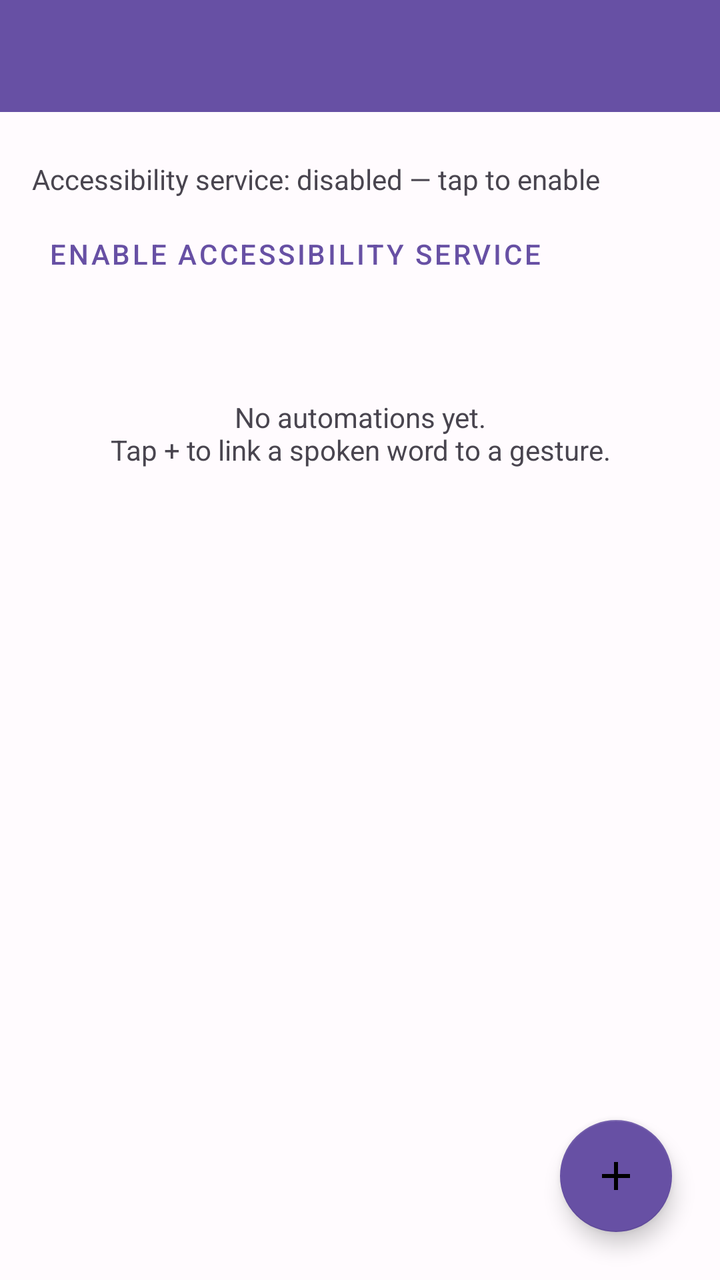
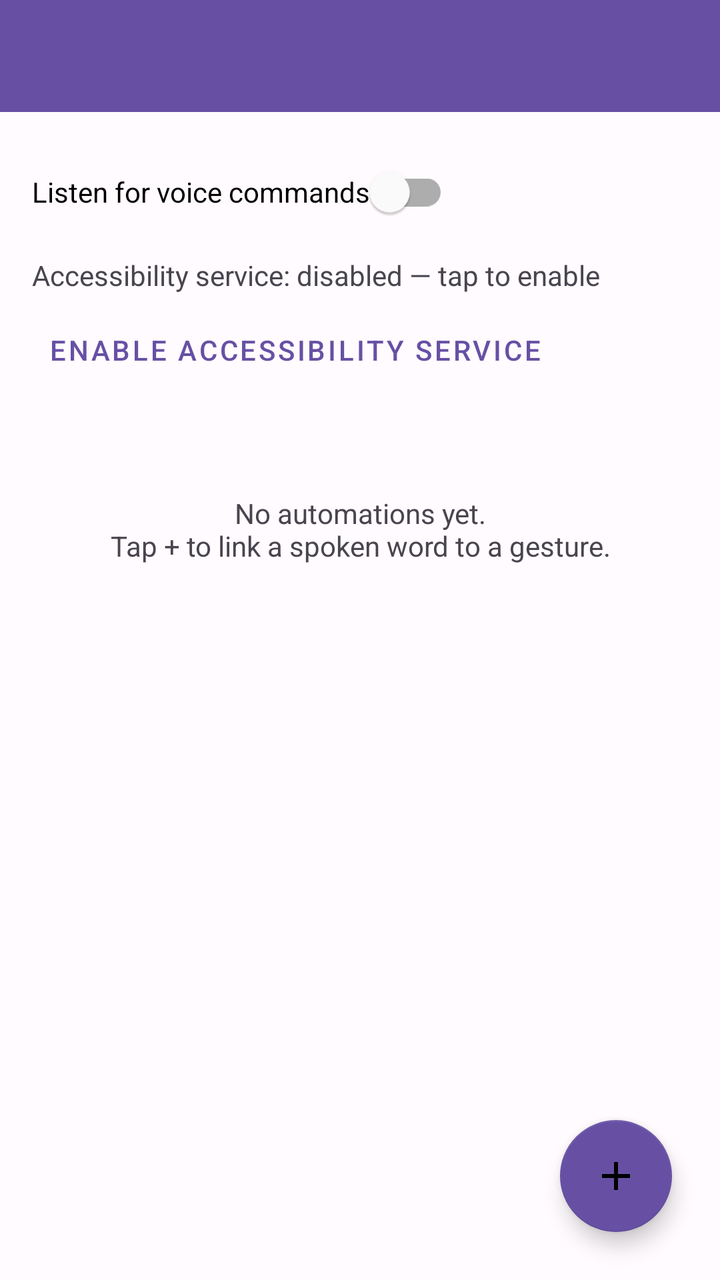

Screens rendered from an Android XML layout before and after an edit, with the pre-edit source and the edit as a unified diff.
<!-- AndroidManifest.xml: application theme Theme.VoiceGesture -->
<!-- res/layout/activity_main.xml -->
<?xml version="1.0" encoding="utf-8"?>
<androidx.coordinatorlayout.widget.CoordinatorLayout xmlns:android="http://schemas.android.com/apk/res/android"
    xmlns:app="http://schemas.android.com/apk/res-auto"
    xmlns:tools="http://schemas.android.com/tools"
    android:layout_width="match_parent"
    android:layout_height="match_parent">

    <androidx.constraintlayout.widget.ConstraintLayout
        android:layout_width="match_parent"
        android:layout_height="match_parent">

        <com.google.android.material.appbar.MaterialToolbar
            android:id="@+id/toolbar"
            android:layout_width="0dp"
            android:layout_height="wrap_content"
            android:background="@color/purple_primary"
            android:title="@string/automations_title"
            android:titleTextColor="@color/white"
            app:layout_constraintTop_toTopOf="parent"
            app:layout_constraintStart_toStartOf="parent"
            app:layout_constraintEnd_toEndOf="parent" />

        <LinearLayout
            android:id="@+id/controlsContainer"
            android:layout_width="0dp"
            android:layout_height="wrap_content"
            android:orientation="vertical"
            android:padding="16dp"
            app:layout_constraintTop_toBottomOf="@id/toolbar"
            app:layout_constraintStart_toStartOf="parent"
            app:layout_constraintEnd_toEndOf="parent">

            <com.google.android.material.materialswitch.MaterialSwitch
                android:id="@+id/listeningSwitch"
                android:layout_width="wrap_content"
                android:layout_height="wrap_content"
                android:text="@string/listening_switch_label" />

            <TextView
                android:id="@+id/accessibilityStatusText"
                android:layout_width="wrap_content"
                android:layout_height="wrap_content"
                android:layout_marginTop="8dp"
                android:text="@string/accessibility_disabled"
                android:textColor="@color/text_secondary" />

            <Button
                android:id="@+id/accessibilityButton"
                style="@style/Widget.MaterialComponents.Button.TextButton"
                android:layout_width="wrap_content"
                android:layout_height="wrap_content"
                android:layout_marginTop="4dp"
                android:text="@string/open_accessibility_settings" />
        </LinearLayout>

        <androidx.recyclerview.widget.RecyclerView
            android:id="@+id/automationsList"
            android:layout_width="0dp"
            android:layout_height="0dp"
            android:clipToPadding="false"
            android:paddingBottom="88dp"
            app:layout_constraintTop_toBottomOf="@id/controlsContainer"
            app:layout_constraintBottom_toBottomOf="parent"
            app:layout_constraintStart_toStartOf="parent"
            app:layout_constraintEnd_toEndOf="parent" />

        <TextView
            android:id="@+id/emptyState"
            android:layout_width="0dp"
            android:layout_height="wrap_content"
            android:gravity="center"
            android:padding="32dp"
            android:text="@string/empty_state_message"
            android:textColor="@color/text_secondary"
            app:layout_constraintTop_toBottomOf="@id/controlsContainer"
            app:layout_constraintStart_toStartOf="parent"
            app:layout_constraintEnd_toEndOf="parent" />

        <com.google.android.material.floatingactionbutton.FloatingActionButton
            android:id="@+id/addAutomationFab"
            android:layout_width="wrap_content"
            android:layout_height="wrap_content"
            android:layout_margin="24dp"
            android:contentDescription="@string/add_automation_title"
            android:src="@drawable/ic_add"
            app:backgroundTint="@color/purple_primary"
            app:layout_constraintBottom_toBottomOf="parent"
            app:layout_constraintEnd_toEndOf="parent" />

    </androidx.constraintlayout.widget.ConstraintLayout>

</androidx.coordinatorlayout.widget.CoordinatorLayout>
<!-- resources referenced by this layout -->
<resources>
  <color name="purple_primary">#6750A4</color>
  <color name="text_secondary">#49454F</color>
  <color name="white">#FFFFFF</color>
  <!-- drawable ic_add (drawable) -->
  <vector xmlns:android="http://schemas.android.com/apk/res/android"
      android:width="24dp"
      android:height="24dp"
      android:viewportWidth="24"
      android:viewportHeight="24"
      android:tint="?attr/colorControlNormal">
      <path
          android:fillColor="@android:color/white"
          android:pathData="M19,13h-6v6h-2v-6H5v-2h6V5h2v6h6v2z" />
  </vector>
  <string name="accessibility_disabled">Accessibility service: disabled — tap to enable</string>
  <string name="add_automation_title">New Automation</string>
  <string name="automations_title">Your Automations</string>
  <string name="empty_state_message">No automations yet.\nTap + to link a spoken word to a gesture.</string>
  <string name="listening_switch_label">Listen for voice commands</string>
  <string name="open_accessibility_settings">Enable Accessibility Service</string>
  <style name="Theme.VoiceGesture" parent="Theme.MaterialComponents.DayNight.NoActionBar">
          <item name="colorPrimary">@color/purple_primary</item>
          <item name="colorPrimaryDark">@color/purple_dark</item>
          <item name="colorAccent">@color/purple_primary</item>
          <item name="android:windowBackground">@color/background_light</item>
      </style>
  <color name="purple_dark">#4F378B</color>
  <color name="background_light">#FFFBFE</color>
</resources>

<!-- the commit's change to res/layout/activity_main.xml (unified diff, before → after) -->
@@ -30,7 +30,7 @@
             app:layout_constraintStart_toStartOf="parent"
             app:layout_constraintEnd_toEndOf="parent">
 
-            <com.google.android.material.materialswitch.MaterialSwitch
+            <com.google.android.material.switchmaterial.SwitchMaterial
                 android:id="@+id/listeningSwitch"
                 android:layout_width="wrap_content"
                 android:layout_height="wrap_content"
